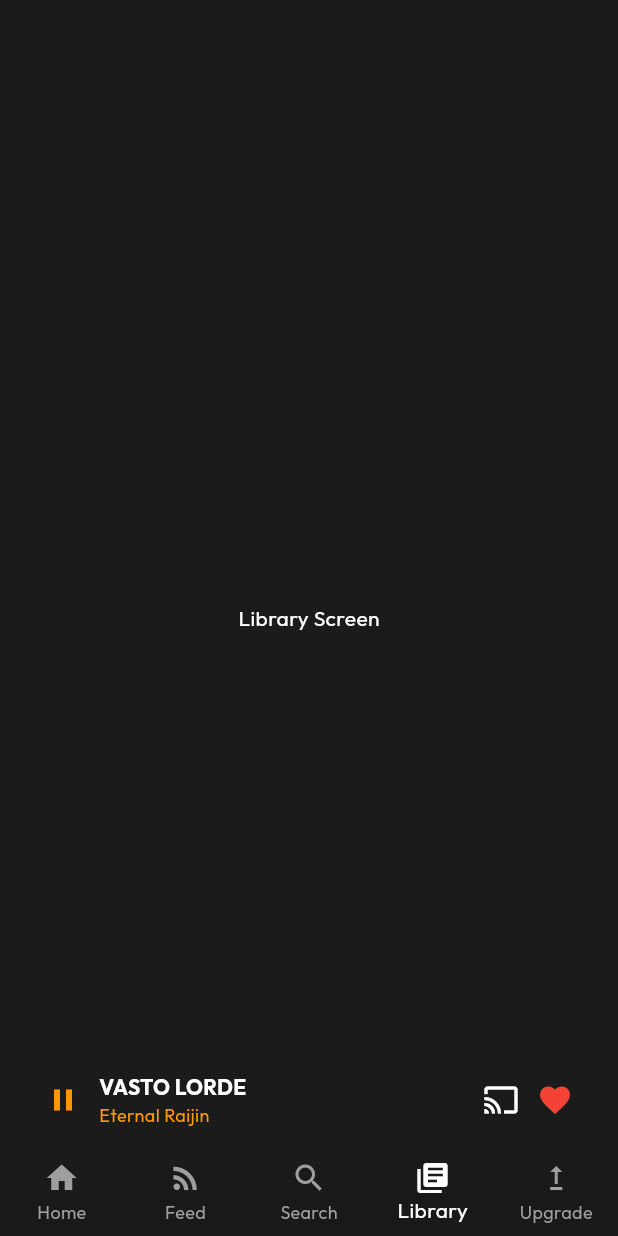
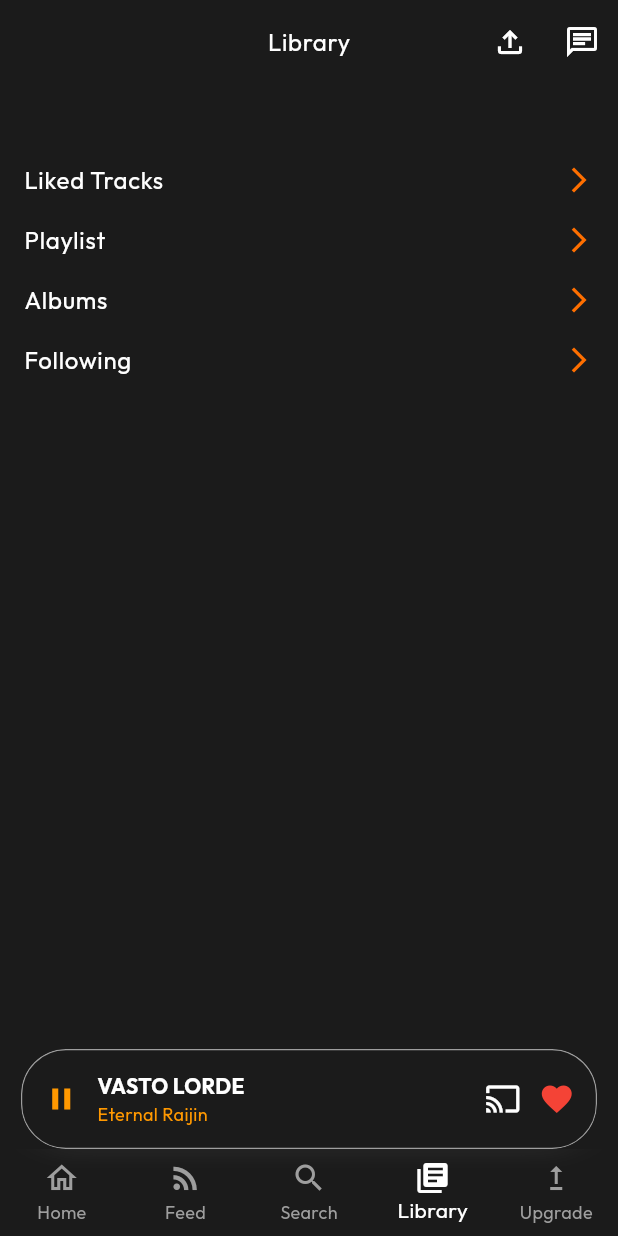
Before and after one commit to devShinigami/flutter_soundcloud_frontend, a Flutter app: the screen it shows after launch, item 4 of the bottom bar chosen, on a phone screen of 412 x 824 dp. Run offline on Flutter 3.47's test engine with Material 3 defaults, Android fonts, the light colour scheme and no system bars; our stand-ins replace flutter_svg, google_fonts.

Commit message:
changed navigation structure, added library routes

```diff
--- a/lib/components/app_bar.dart
+++ b/lib/components/app_bar.dart
@@ -82,7 +82,7 @@ class _MyAppBarState extends State<MyAppBar> {
         ),
       ],
       title: Text(
-        'Home',
+        widget.title,
         style: Theme.of(context).textTheme.bodyLarge,
       ),
     );
--- a/lib/components/custom_bottom_nav.dart
+++ b/lib/components/custom_bottom_nav.dart
@@ -16,14 +16,16 @@ class CustomBottomNav extends StatelessWidget {
       child: BackdropFilter(
         filter: ImageFilter.blur(sigmaX: 10, sigmaY: 6),
         child: BottomNavigationBar(
-            backgroundColor: Theme.of(context).primaryColor.withAlpha(200),
+            elevation: 0,
+            backgroundColor: Colors.transparent,
             type: BottomNavigationBarType.fixed,
             selectedItemColor: Colors.white,
             unselectedItemColor: Colors.grey,
             enableFeedback: false,
             currentIndex: selectedIndex,
             items: const [
-              BottomNavigationBarItem(icon: Icon(Icons.home), label: 'Home'),
+              BottomNavigationBarItem(
+                  icon: Icon(Icons.home_outlined), label: 'Home'),
               BottomNavigationBarItem(
                   icon: Icon(Icons.rss_feed), label: 'Feed'),
               BottomNavigationBarItem(
--- a/lib/components/media_controls.dart
+++ b/lib/components/media_controls.dart
@@ -8,7 +8,9 @@ class MediaControls extends StatelessWidget {
   @override
   Widget build(BuildContext context) {
     return Padding(
-      padding: const EdgeInsets.symmetric(horizontal: 16),
+      padding: const EdgeInsets.symmetric(
+        horizontal: 14.0,
+      ),
       child: ClipRRect(
         borderRadius: const BorderRadius.all(
           Radius.circular(30),
@@ -21,6 +23,8 @@ class MediaControls extends StatelessWidget {
             ),
             decoration: BoxDecoration(
               borderRadius: BorderRadius.circular(30),
+              border: Border.all(
+                  color: Theme.of(context).colorScheme.secondary, width: 0.8),
               color: Theme.of(context).primaryColor.withAlpha(200),
             ),
             child: const Row(
--- a/lib/main.dart
+++ b/lib/main.dart
@@ -1,4 +1,6 @@
 import 'package:flutter/material.dart';
+import 'package:sound_cloud_clone/pages/home.dart';
+import 'package:sound_cloud_clone/pages/library.dart';
 import 'package:sound_cloud_clone/themes/theme.dart';
 import 'package:sound_cloud_clone/utils/main_nav_page.dart';
 
@@ -6,15 +8,68 @@ void main() {
   runApp(const MainApp());
 }
 
-class MainApp extends StatelessWidget {
+class MainApp extends StatefulWidget {
   const MainApp({super.key});
+
+  @override
+  State<MainApp> createState() => _MainAppState();
+}
+
+class _MainAppState extends State<MainApp> {
+  int _currentIndex = 0;
+  static final List<Widget> _screens = [
+    const Home(),
+    FeedScreen(),
+    SearchScreen(),
+    const LibraryPage(),
+    UpgradeScreen(),
+  ];
+  void _onNavItemTapped(int index) {
+    setState(() {
+      _currentIndex = index;
+    });
+  }
 
   @override
   Widget build(BuildContext context) {
     return MaterialApp(
       debugShowCheckedModeBanner: false,
       theme: themeCustom,
-      home: const MainNavPage(),
+      home: MainNavPage(
+          currentIndex: _currentIndex,
+          onTabTapped: _onNavItemTapped,
+          child: IndexedStack(
+            index: _currentIndex,
+            children: _screens,
+          )),
     );
   }
 }
+
+class FeedScreen extends StatelessWidget {
+  @override
+  Widget build(BuildContext context) {
+    return Center(child: Text('Feed Screen'));
+  }
+}
+
+class SearchScreen extends StatelessWidget {
+  @override
+  Widget build(BuildContext context) {
+    return Center(child: Text('Search Screen'));
+  }
+}
+
+// class LibraryScreen extends StatelessWidget {
+//   @override
+//   Widget build(BuildContext context) {
+//     return Center(child: Text('Library Screen'));
+//   }
+// }
+
+class UpgradeScreen extends StatelessWidget {
+  @override
+  Widget build(BuildContext context) {
+    return Center(child: Text('Upgrade Screen'));
+  }
+}
--- a/lib/pages/home.dart
+++ b/lib/pages/home.dart
@@ -45,9 +45,12 @@ class _HomeState extends State<Home> {
                       ?.copyWith(fontSize: 20, fontWeight: FontWeight.bold),
                 ),
                 Container(
-                  height: 1000,
-                  color: Colors.blueGrey,
-                ),
+                    height: 1000,
+                    decoration: BoxDecoration(
+                        gradient: LinearGradient(colors: [
+                      Colors.red.withOpacity(0.4),
+                      Colors.redAccent,
+                    ]))),
                 const Text("End")
               ],
             ),
--- /dev/null
+++ b/lib/pages/library.dart
@@ -0,0 +1,66 @@
+import 'package:flutter/material.dart';
+import 'package:flutter/widgets.dart';
+import 'package:sound_cloud_clone/components/app_bar.dart';
+import 'package:sound_cloud_clone/utils/library_routes.dart';
+
+class LibraryPage extends StatelessWidget {
+  const LibraryPage({super.key});
+
+  @override
+  Widget build(BuildContext context) {
+    return Navigator(
+      onGenerateRoute: (settings) {
+        return MaterialPageRoute(
+          builder: (context) => const Library(),
+        );
+      },
+    );
+  }
+}
+
+class Library extends StatefulWidget {
+  const Library({super.key});
+
+  @override
+  State<Library> createState() => _LibraryState();
+}
+
+class _LibraryState extends State<Library> {
+  final ScrollController _controller = ScrollController();
+
+  @override
+  void dispose() {
+    super.dispose();
+    _controller.dispose();
+  }
+
+  @override
+  Widget build(BuildContext context) {
+    return Scaffold(
+      extendBodyBehindAppBar: true,
+      backgroundColor: Theme.of(context).primaryColor,
+      appBar: MyAppBar(
+        controller: _controller,
+        title: "Library",
+      ),
+      body: Scrollbar(
+        thickness: 1,
+        child: SingleChildScrollView(
+          controller: _controller,
+          child: Padding(
+            padding: const EdgeInsets.only(
+                top: 100, right: 16, left: 16, bottom: 130),
+            child: Column(
+              children: [
+                ...getRoutes(context),
+                Container(
+                  height: 1000,
+                ),
+              ],
+            ),
+          ),
+        ),
+      ),
+    );
+  }
+}
--- /dev/null
+++ b/lib/pages/liked_tracks.dart
@@ -0,0 +1,16 @@
+import 'package:flutter/material.dart';
+
+class LikedTracks extends StatelessWidget {
+  const LikedTracks({super.key});
+
+  @override
+  Widget build(BuildContext context) {
+    return Scaffold(
+      appBar: AppBar(),
+      backgroundColor: Theme.of(context).primaryColor,
+      body: const Center(
+        child: Text("Liked Tracks"),
+      ),
+    );
+  }
+}
--- /dev/null
+++ b/lib/utils/library_routes.dart
@@ -0,0 +1,44 @@
+import 'package:flutter/material.dart';
+import 'package:sound_cloud_clone/pages/liked_tracks.dart';
+
+// ["Liked Tracks", "Playlist", "Albums", "Following"];
+
+List<Widget> getRoutes(BuildContext context) {
+  final Map<String, dynamic> pages = {
+    "Liked Tracks": () => const LikedTracks(),
+    "Playlist": () {},
+    "Albums": () {},
+    "Following": () {},
+  };
+  return List.generate(
+    4,
+    (index) => InkWell(
+      onTap: () {
+        Navigator.push(
+            context,
+            MaterialPageRoute(
+                builder: (context) => pages[pages.keys.elementAt(index)]()));
+      },
+      child: Padding(
+        padding: const EdgeInsets.symmetric(vertical: 8.0),
+        child: SizedBox(
+          width: double.infinity,
+          child: Row(
+            children: [
+              Text(
+                pages.keys.elementAt(index),
+                style: Theme.of(context).textTheme.bodyLarge,
+              ),
+              const Spacer(),
+              Icon(
+                Icons.arrow_forward_ios,
+                size: 20,
+                color: Theme.of(context).colorScheme.tertiary,
+              )
+            ],
+          ),
+        ),
+      ),
+    ),
+  );
+}
--- a/lib/utils/main_nav_page.dart
+++ b/lib/utils/main_nav_page.dart
@@ -1,50 +1,46 @@
+import 'dart:ui';
 import 'package:flutter/material.dart';
 import 'package:sound_cloud_clone/components/custom_bottom_nav.dart';
 import 'package:sound_cloud_clone/components/media_controls.dart';
-import 'package:sound_cloud_clone/pages/home.dart';
 
-class MainNavPage extends StatefulWidget {
-  const MainNavPage({super.key});
-
-  @override
-  State<MainNavPage> createState() => _MainNavPageState();
-}
-
-class _MainNavPageState extends State<MainNavPage> {
-  int _selectedIndex = 0;
-
-  static final List<Widget> _screens = [
-    const Home(),
-    FeedScreen(),
-    SearchScreen(),
-    LibraryScreen(),
-    UpgradeScreen(),
-  ];
+class MainNavPage extends StatelessWidget {
+  final Widget child;
+  final int currentIndex;
+  final Function(int) onTabTapped;
+  const MainNavPage(
+      {super.key,
+      required this.child,
+      required this.currentIndex,
+      required this.onTabTapped});
 
   @override
   Widget build(BuildContext context) {
     return Scaffold(
       body: Stack(
         children: [
-          IndexedStack(
-            index: _selectedIndex,
-            children: _screens,
+          child,
+          Positioned(
+            left: 0,
+            right: 0,
+            bottom: 0,
+            child: ClipRRect(
+              child: BackdropFilter(
+                filter: ImageFilter.blur(sigmaX: 10, sigmaY: 6),
+                child: Container(
+                  color: Theme.of(context).primaryColor.withAlpha(200),
+                  height: 80,
+                ),
+              ),
+            ),
           ),
           Positioned(
             left: 0,
             right: 0,
             bottom: 0,
             child: Column(
-              mainAxisSize: MainAxisSize.min,
               children: [
                 const MediaControls(),
-                CustomBottomNav(
-                    onTap: (index) {
-                      setState(() {
-                        _selectedIndex = index;
-                      });
-                    },
-                    selectedIndex: _selectedIndex)
+                CustomBottomNav(onTap: onTabTapped, selectedIndex: currentIndex)
               ],
             ),
           ),
@@ -53,31 +49,3 @@ class _MainNavPageState extends State<MainNavPage> {
     );
   }
 }
-
-class FeedScreen extends StatelessWidget {
-  @override
-  Widget build(BuildContext context) {
-    return Center(child: Text('Feed Screen'));
-  }
-}
-
-class SearchScreen extends StatelessWidget {
-  @override
-  Widget build(BuildContext context) {
-    return Center(child: Text('Search Screen'));
-  }
-}
-
-class LibraryScreen extends StatelessWidget {
-  @override
-  Widget build(BuildContext context) {
-    return Center(child: Text('Library Screen'));
-  }
-}
-
-class UpgradeScreen extends StatelessWidget {
-  @override
-  Widget build(BuildContext context) {
-    return Center(child: Text('Upgrade Screen'));
-  }
-}
```
